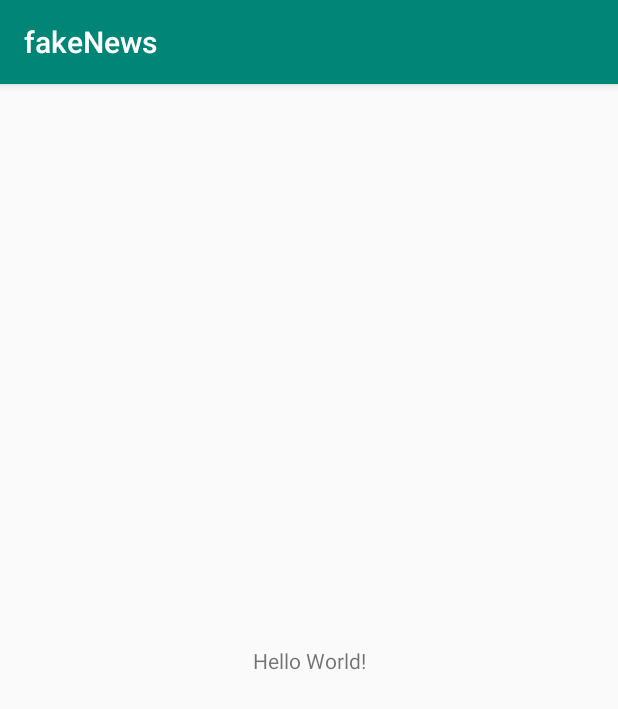
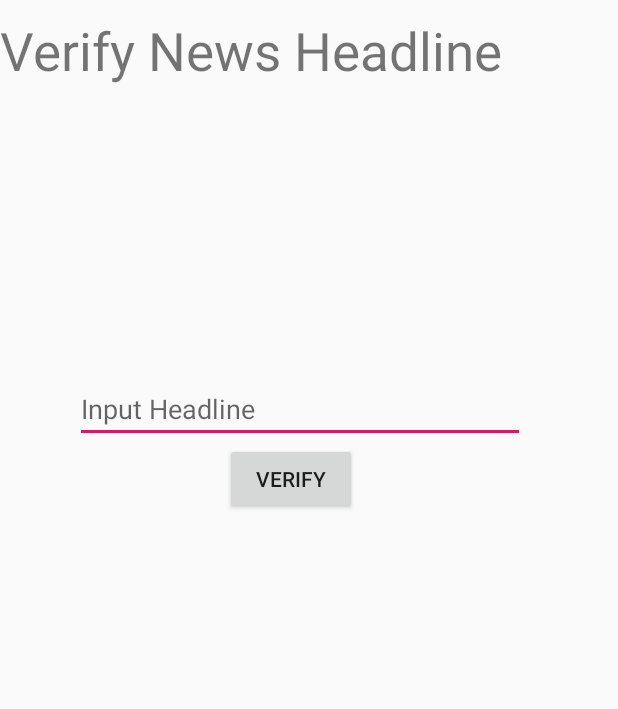
Before and after one commit to has9h/hackathon, an Android app: the screen it shows after launch (MainActivity), on a phone screen of 412 x 824 dp. Shown: the top 709 px of the screen. Run offline under Robolectric (Android 15) with nearby library versions, the phone set to English and light mode, and no system bars.

Commit message:
initial directory struct

```diff
--- a/app/src/main/java/com/example/fakenews/MainActivity.java
+++ b/app/src/main/java/com/example/fakenews/MainActivity.java
@@ -2,6 +2,8 @@ package com.example.fakenews;
 
 import android.support.v7.app.AppCompatActivity;
 import android.os.Bundle;
+import android.view.Gravity;
+import android.widget.EditText;
 
 public class MainActivity extends AppCompatActivity {
 
--- /dev/null
+++ b/app/src/main/res/layout/activity_landing.xml
@@ -0,0 +1,6 @@
+<?xml version="1.0" encoding="utf-8"?>
+<android.support.constraint.ConstraintLayout
+    xmlns:android="http://schemas.android.com/apk/res/android" android:layout_width="match_parent"
+    android:layout_height="match_parent">
+
+</android.support.constraint.ConstraintLayout>
--- a/app/src/main/res/layout/activity_main.xml
+++ b/app/src/main/res/layout/activity_main.xml
@@ -1,18 +1,37 @@
 <?xml version="1.0" encoding="utf-8"?>
-<android.support.constraint.ConstraintLayout xmlns:android="http://schemas.android.com/apk/res/android"
+<RelativeLayout xmlns:android="http://schemas.android.com/apk/res/android"
     xmlns:app="http://schemas.android.com/apk/res-auto"
     xmlns:tools="http://schemas.android.com/tools"
     android:layout_width="match_parent"
     android:layout_height="match_parent"
     tools:context=".MainActivity">
 
+
     <TextView
+        android:id="@+id/textView"
+        android:layout_width="match_parent"
+        android:layout_height="78dp"
+        android:layout_marginTop="10dp"
+        android:text="Verify News Headline"
+        android:textSize="35dp"/>
+
+    <EditText
+        android:id="@+id/verifyNews"
+        android:layout_width="300dp"
+        android:layout_height="wrap_content"
+        android:hint="Input Headline"
+        android:layout_marginTop="250dp"
+        android:layout_marginLeft="50dp"
+        android:inputType="text"
+        />
+
+    <Button
+        android:id="@+id/btnVerify"
         android:layout_width="wrap_content"
         android:layout_height="wrap_content"
-        android:text="Hello World!"
-        app:layout_constraintBottom_toBottomOf="parent"
-        app:layout_constraintLeft_toLeftOf="parent"
-        app:layout_constraintRight_toRightOf="parent"
-        app:layout_constraintTop_toTopOf="parent" />
+        android:text="Verify"
+        android:layout_below="@+id/verifyNews"
+        android:layout_marginLeft="150dp"/>
 
-</android.support.constraint.ConstraintLayout>
+
+</RelativeLayout>
--- a/app/src/main/res/values/styles.xml
+++ b/app/src/main/res/values/styles.xml
@@ -1,7 +1,7 @@
 <resources>
 
     <!-- Base application theme. -->
-    <style name="AppTheme" parent="Theme.AppCompat.Light.DarkActionBar">
+    <style name="AppTheme" parent="Theme.AppCompat.Light.NoActionBar">
         <!-- Customize your theme here. -->
         <item name="colorPrimary">@color/colorPrimary</item>
         <item name="colorPrimaryDark">@color/colorPrimaryDark</item>
```
Also changed, not shown: app/src/main/java/com/example/fakenews/FakeHeadlineDetector.java (deleted, +0 -89 lines).
